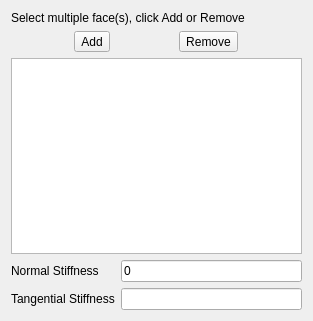
This is src/Mod/Fem/Gui/TaskFemConstraintSpring.ui in southseact-3d/fcd as Qt 5 draws it before an edit. The edited form follows.
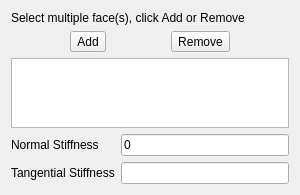
This is the edited form. Custom widgets are drawn as their Qt base class.

```diff
--- a/src/Mod/Fem/Gui/TaskFemConstraintSpring.ui
+++ b/src/Mod/Fem/Gui/TaskFemConstraintSpring.ui
@@ -6,8 +6,8 @@
    <rect>
     <x>0</x>
     <y>0</y>
-    <width>313</width>
-    <height>321</height>
+    <width>300</width>
+    <height>191</height>
    </rect>
   </property>
   <property name="windowTitle">
```
